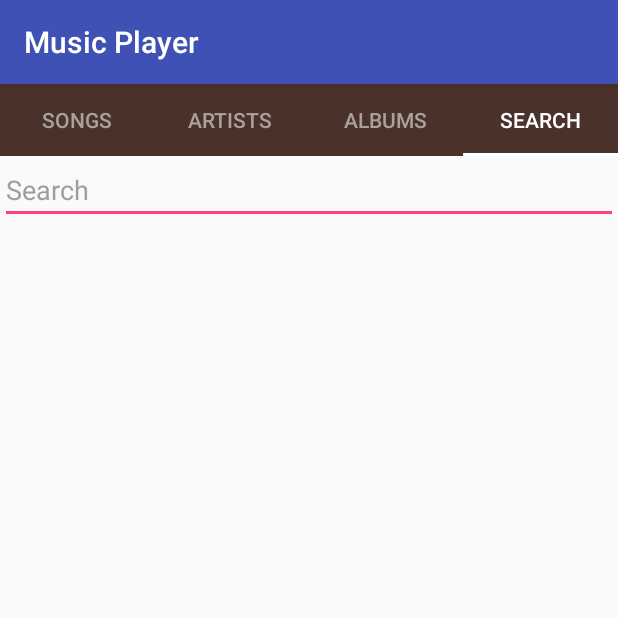
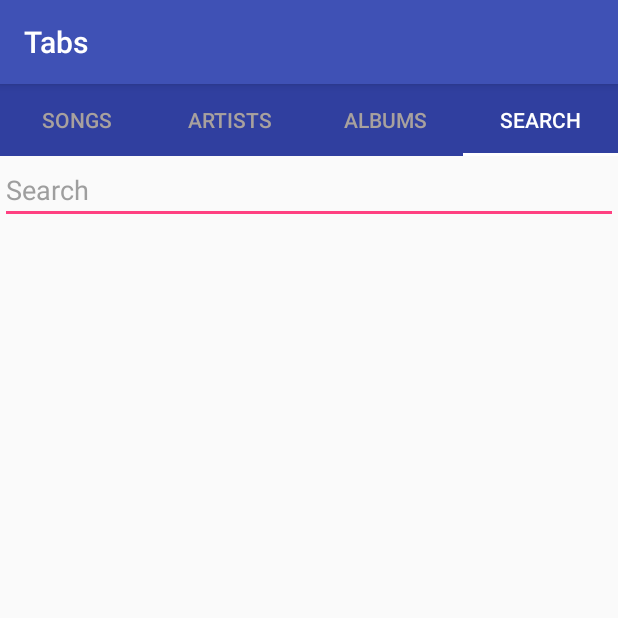
Before and after one commit to Wasp15/Music-Structure-App, an Android app: the UniversalFragmentSelector screen opened directly, with no data from a screen before it, on a phone screen of 412 x 824 dp, the top half of it. Run offline under Robolectric (Android 15) with nearby library versions, the phone set to English and light mode, and no system bars.

Commit message:
Minor changes.

```diff
--- a/app/src/main/AndroidManifest.xml
+++ b/app/src/main/AndroidManifest.xml
@@ -19,7 +19,9 @@
             </intent-filter>
         </activity>
 
-        <activity android:name=".UniversalFragmentSelector" />
+        <activity
+            android:name=".UniversalFragmentSelector"
+            android:label="@string/tabs" />
     </application>
 
 </manifest>
--- a/app/src/main/res/layout/view_pager_layout.xml
+++ b/app/src/main/res/layout/view_pager_layout.xml
@@ -10,7 +10,7 @@
         android:id="@+id/sliding_tabs"
         android:layout_width="match_parent"
         android:layout_height="wrap_content"
-        app:tabBackground="@color/primary_color"
+        app:tabBackground="@color/colorPrimaryDark"
         app:tabIndicatorColor="#FFFFFF"
         app:tabSelectedTextColor="#FFFFFF"
         app:tabTextColor="#A8A19E" />
--- a/app/src/main/res/values/colors.xml
+++ b/app/src/main/res/values/colors.xml
@@ -9,6 +9,8 @@
 
     <!-- Primary dark color of the app (shown in the status bar) -->
     <color name="primary_dark_color">#2F1D1A</color>
+
+    <color name="black">#000000</color>
 
     <!-- Background color for app -->
     <color name="tan_background">#FFF7DA</color>
--- a/app/src/main/res/values/strings.xml
+++ b/app/src/main/res/values/strings.xml
@@ -16,4 +16,5 @@
 
     <!-- TODO: Remove or change this placeholder text -->
     <string name="hello_blank_fragment">Hello blank fragment</string>
+    <string name="tabs">Tabs</string>
 </resources>
```
